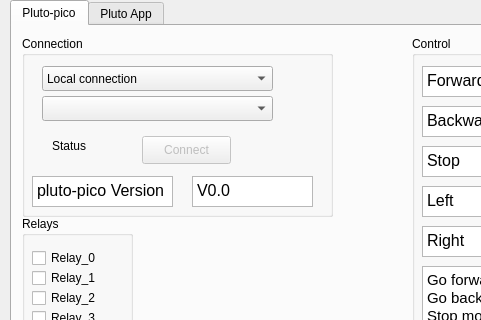
Above: ui/pluto_control.ui from jruelli/pluto_control before the change; both pictures show x 0 to 481 and y 0 to 320 of the 1156 by 738 pixel window. Below: the same form after it.
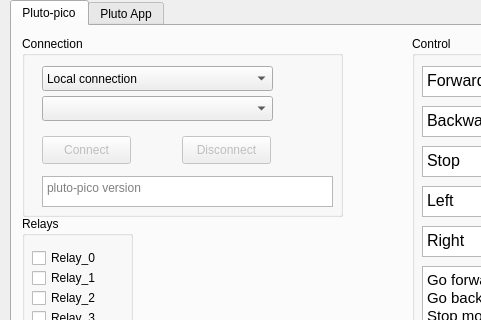
That is the form after the change.

Commit message: add disconnect button

Patch:
```diff
--- a/ui/pluto_control.ui
+++ b/ui/pluto_control.ui
@@ -41,7 +41,7 @@
        <rect>
         <x>10</x>
         <y>10</y>
-        <width>311</width>
+        <width>321</width>
         <height>181</height>
        </rect>
       </property>
@@ -84,7 +84,7 @@
        </property>
        <property name="geometry">
         <rect>
-         <x>120</x>
+         <x>20</x>
          <y>100</y>
          <width>89</width>
          <height>28</height>
@@ -97,25 +97,12 @@
         <bool>true</bool>
        </property>
       </widget>
-      <widget class="QLabel" name="connectionState">
-       <property name="geometry">
-        <rect>
-         <x>30</x>
-         <y>100</y>
-         <width>69</width>
-         <height>20</height>
-        </rect>
-       </property>
-       <property name="text">
-        <string>Status</string>
-       </property>
-      </widget>
       <widget class="QTextEdit" name="textEdit_version">
        <property name="geometry">
         <rect>
-         <x>170</x>
+         <x>20</x>
          <y>140</y>
-         <width>121</width>
+         <width>291</width>
          <height>31</height>
         </rect>
        </property>
@@ -124,28 +111,30 @@
 &lt;html&gt;&lt;head&gt;&lt;meta name=&quot;qrichtext&quot; content=&quot;1&quot; /&gt;&lt;style type=&quot;text/css&quot;&gt;
 p, li { white-space: pre-wrap; }
 &lt;/style&gt;&lt;/head&gt;&lt;body style=&quot; font-family:'MS Shell Dlg 2'; font-size:12pt; font-weight:400; font-style:normal;&quot;&gt;
-&lt;p style=&quot; margin-top:0px; margin-bottom:0px; margin-left:0px; margin-right:0px; -qt-block-indent:0; text-indent:0px;&quot;&gt;V0.0&lt;/p&gt;&lt;/body&gt;&lt;/html&gt;</string>
+&lt;p style=&quot;-qt-paragraph-type:empty; margin-top:0px; margin-bottom:0px; margin-left:0px; margin-right:0px; -qt-block-indent:0; text-indent:0px;&quot;&gt;&lt;br /&gt;&lt;/p&gt;&lt;/body&gt;&lt;/html&gt;</string>
+       </property>
+       <property name="placeholderText">
+        <string>pluto-pico version</string>
        </property>
       </widget>
-      <widget class="QTextEdit" name="tE_VersionDescr">
+      <widget class="QPushButton" name="pB_disconnect">
+       <property name="enabled">
+        <bool>false</bool>
+       </property>
        <property name="geometry">
         <rect>
-         <x>10</x>
-         <y>140</y>
-         <width>141</width>
-         <height>31</height>
+         <x>160</x>
+         <y>100</y>
+         <width>89</width>
+         <height>28</height>
         </rect>
        </property>
-       <property name="readOnly">
+       <property name="text">
+        <string>Disconnect</string>
+       </property>
+       <property name="checkable">
         <bool>true</bool>
        </property>
-       <property name="html">
-        <string>&lt;!DOCTYPE HTML PUBLIC &quot;-//W3C//DTD HTML 4.0//EN&quot; &quot;http://www.w3.org/TR/REC-html40/strict.dtd&quot;&gt;
-&lt;html&gt;&lt;head&gt;&lt;meta name=&quot;qrichtext&quot; content=&quot;1&quot; /&gt;&lt;style type=&quot;text/css&quot;&gt;
-p, li { white-space: pre-wrap; }
-&lt;/style&gt;&lt;/head&gt;&lt;body style=&quot; font-family:'MS Shell Dlg 2'; font-size:12pt; font-weight:400; font-style:normal;&quot;&gt;
-&lt;p style=&quot; margin-top:0px; margin-bottom:0px; margin-left:0px; margin-right:0px; -qt-block-indent:0; text-indent:0px;&quot;&gt;pluto-pico Version&lt;/p&gt;&lt;/body&gt;&lt;/html&gt;</string>
-       </property>
       </widget>
      </widget>
      <widget class="QGroupBox" name="groupBox_relays">
```
The commit also changes 1 other file.
